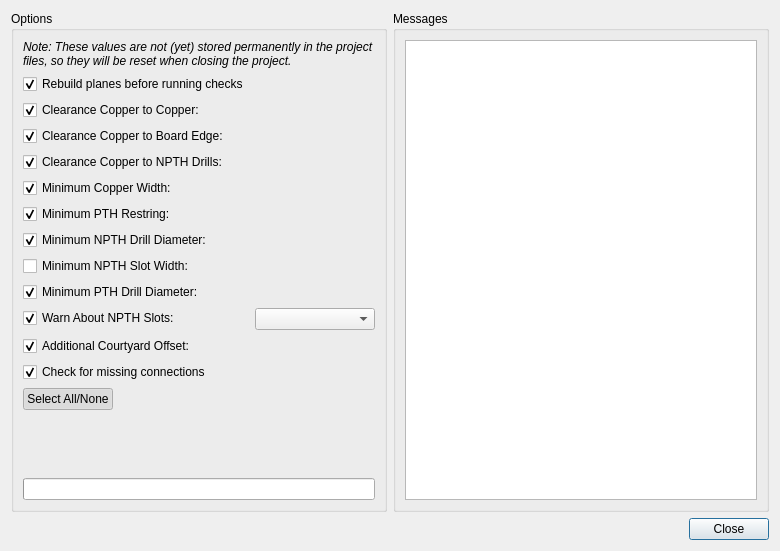
Before: the Qt Designer form libs/librepcb/editor/project/boardeditor/boarddesignrulecheckdialog.ui in LibrePCB/LibrePCB, drawn with Qt 5.
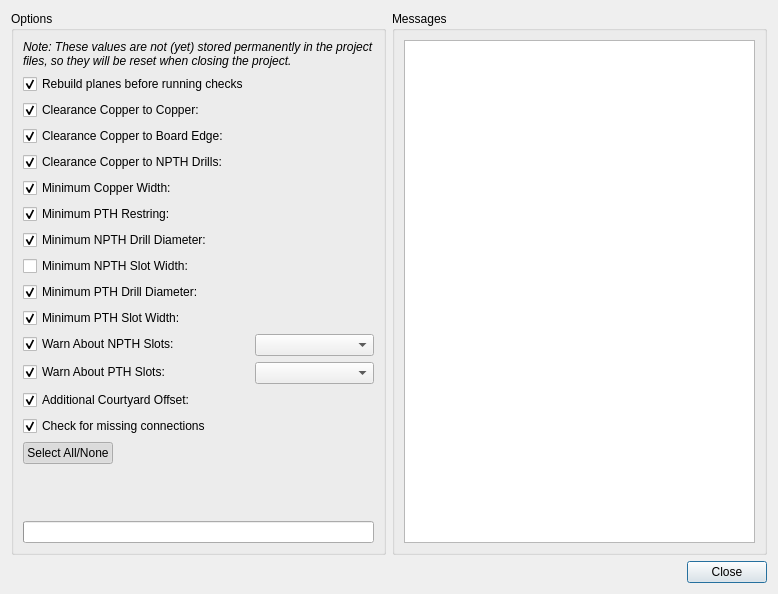
After: the same form once the commit is applied. Custom widgets are drawn as their Qt base class.

Commit message: DRC: Add checks for slotted/curved plated holes

What changed in the file:
```diff
--- a/libs/librepcb/editor/project/boardeditor/boarddesignrulecheckdialog.ui
+++ b/libs/librepcb/editor/project/boardeditor/boarddesignrulecheckdialog.ui
@@ -6,8 +6,8 @@
    <rect>
     <x>0</x>
     <y>0</y>
-    <width>780</width>
-    <height>551</height>
+    <width>778</width>
+    <height>594</height>
    </rect>
   </property>
   <property name="windowTitle">
@@ -147,7 +147,7 @@
         <item row="9" column="1">
          <widget class="librepcb::editor::UnsignedLengthEdit" name="edtMinPthDrillDiameter" native="true"/>
         </item>
-        <item row="10" column="0">
+        <item row="11" column="0">
          <widget class="QCheckBox" name="cbxWarnNpthSlots">
           <property name="text">
            <string>Warn About NPTH Slots:</string>
@@ -157,14 +157,14 @@
           </property>
          </widget>
         </item>
-        <item row="10" column="1">
+        <item row="11" column="1">
          <widget class="QComboBox" name="cbxWarnNpthSlotsConfig">
           <property name="insertPolicy">
            <enum>QComboBox::NoInsert</enum>
           </property>
          </widget>
         </item>
-        <item row="11" column="0">
+        <item row="13" column="0">
          <widget class="QCheckBox" name="cbxCourtyardOffset">
           <property name="text">
            <string>Additional Courtyard Offset:</string>
@@ -174,10 +174,10 @@
           </property>
          </widget>
         </item>
-        <item row="11" column="1">
+        <item row="13" column="1">
          <widget class="librepcb::editor::LengthEdit" name="edtCourtyardOffset" native="true"/>
         </item>
-        <item row="12" column="0">
+        <item row="14" column="0">
          <widget class="QCheckBox" name="cbxMissingConnections">
           <property name="text">
            <string>Check for missing connections</string>
@@ -187,7 +187,7 @@
           </property>
          </widget>
         </item>
-        <item row="13" column="0">
+        <item row="15" column="0">
          <widget class="QPushButton" name="btnSelectAll">
           <property name="text">
            <string>Select All/None</string>
@@ -203,7 +203,7 @@
           </property>
          </widget>
         </item>
-        <item row="14" column="0">
+        <item row="16" column="0">
          <spacer name="verticalSpacer">
           <property name="orientation">
            <enum>Qt::Vertical</enum>
@@ -216,7 +216,7 @@
           </property>
          </spacer>
         </item>
-        <item row="15" column="0" colspan="2">
+        <item row="17" column="0" colspan="2">
          <widget class="QProgressBar" name="prgProgress">
           <property name="value">
            <number>0</number>
@@ -239,6 +239,36 @@
         <item row="8" column="1">
          <widget class="librepcb::editor::UnsignedLengthEdit" name="edtMinNpthSlotWidth" native="true"/>
         </item>
+        <item row="10" column="0">
+         <widget class="QCheckBox" name="cbxMinPthSlotWidth">
+          <property name="text">
+           <string>Minimum PTH Slot Width:</string>
+          </property>
+          <property name="checked">
+           <bool>true</bool>
+          </property>
+         </widget>
+        </item>
+        <item row="10" column="1">
+         <widget class="librepcb::editor::UnsignedLengthEdit" name="edtMinPthSlotWidth" native="true"/>
+        </item>
+        <item row="12" column="0">
+         <widget class="QCheckBox" name="cbxWarnPthSlots">
+          <property name="text">
+           <string>Warn About PTH Slots:</string>
+          </property>
+          <property name="checked">
+           <bool>true</bool>
+          </property>
+         </widget>
+        </item>
+        <item row="12" column="1">
+         <widget class="QComboBox" name="cbxWarnPthSlotsConfig">
+          <property name="insertPolicy">
+           <enum>QComboBox::NoInsert</enum>
+          </property>
+         </widget>
+        </item>
        </layout>
       </widget>
      </item>
```
Left out of the diff: 4 changed lines with no effect on the pictures. The commit also changes 3 other files.
